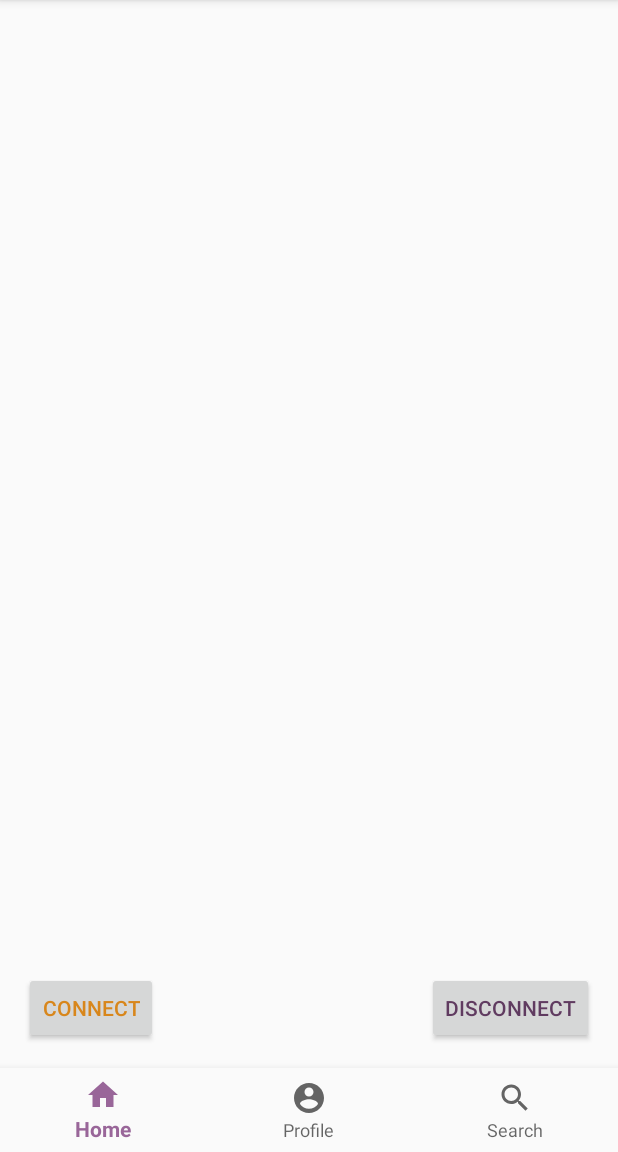
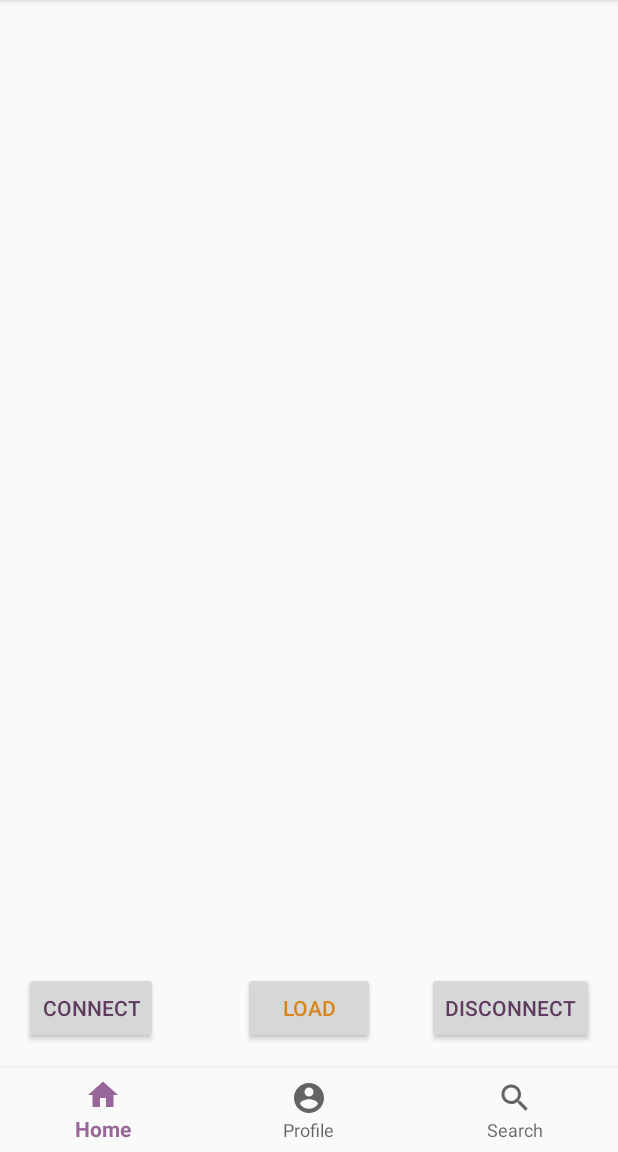
Before and after one commit to hl5617/Frend.ly, an Android app: the screen it shows after launch (MainActivity), on a phone screen of 412 x 824 dp, the part 84-1236 px from its top. Run offline under Robolectric (Android 15) with nearby library versions, the phone set to English and light mode, and no system bars; 1 statement that could not run was skipped.

Commit message:
Added LOAD button

```diff
--- a/app/src/main/res/layout/activity_search.xml
+++ b/app/src/main/res/layout/activity_search.xml
@@ -32,7 +32,7 @@
         android:layout_marginBottom="16dp"
         android:onClick="findFrend"
         android:text="@string/connect"
-        android:textColor="@color/colorAccent"
+        android:textColor="@color/colorPrimaryDark"
         app:layout_constraintBottom_toTopOf="@+id/navigation"
         app:layout_constraintStart_toStartOf="parent" />
 
@@ -48,5 +48,18 @@
         app:layout_constraintBottom_toTopOf="@+id/navigation"
         app:layout_constraintEnd_toEndOf="parent" />
 
+    <Button
+        android:id="@+id/mock_connection"
+        android:layout_width="wrap_content"
+        android:layout_height="wrap_content"
+        android:layout_marginStart="8dp"
+        android:layout_marginEnd="8dp"
+        android:layout_marginBottom="16dp"
+        android:text="@string/load"
+        android:textColor="@color/colorAccent"
+        app:layout_constraintBottom_toTopOf="@+id/navigation"
+        app:layout_constraintEnd_toEndOf="parent"
+        app:layout_constraintStart_toStartOf="parent" />
+
 
 </android.support.constraint.ConstraintLayout>
--- a/app/src/main/res/values/strings.xml
+++ b/app/src/main/res/values/strings.xml
@@ -17,6 +17,7 @@
     <string name="clear">Clear</string>
     <string name="set">Set</string>
     <string name="enter_your_name">Enter your name</string>
+    <string name="load">Load</string>
     <string-array name="hobby_array">
         <item>3D printing</item>
         <item>Acrobatics</item>
```
